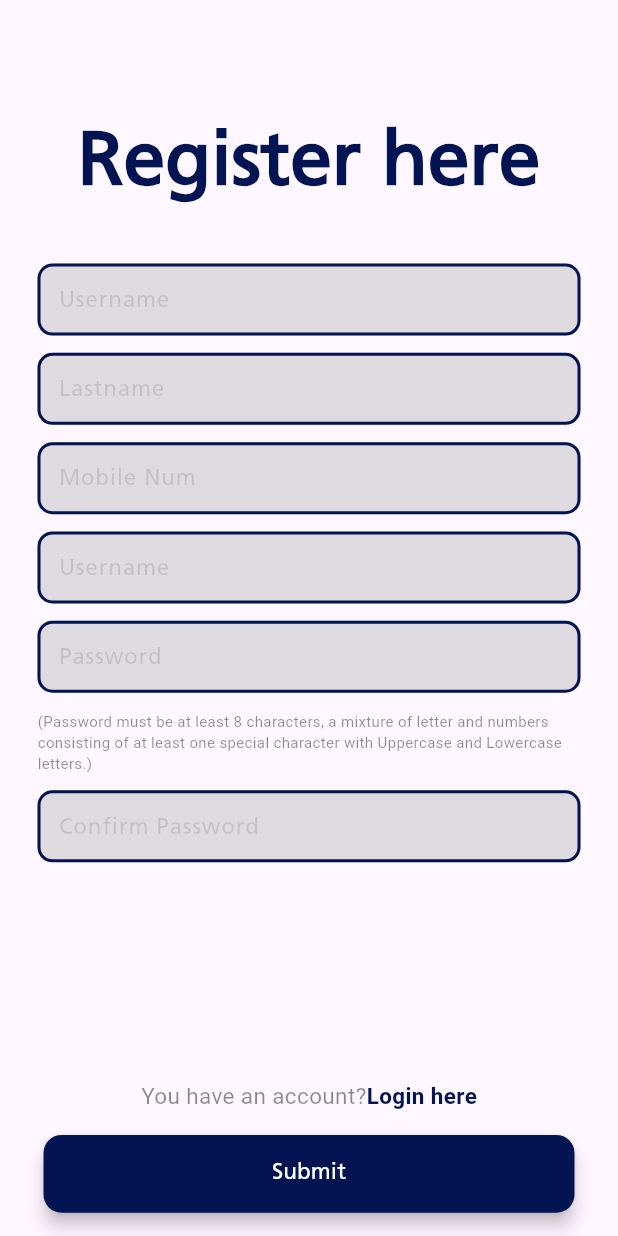
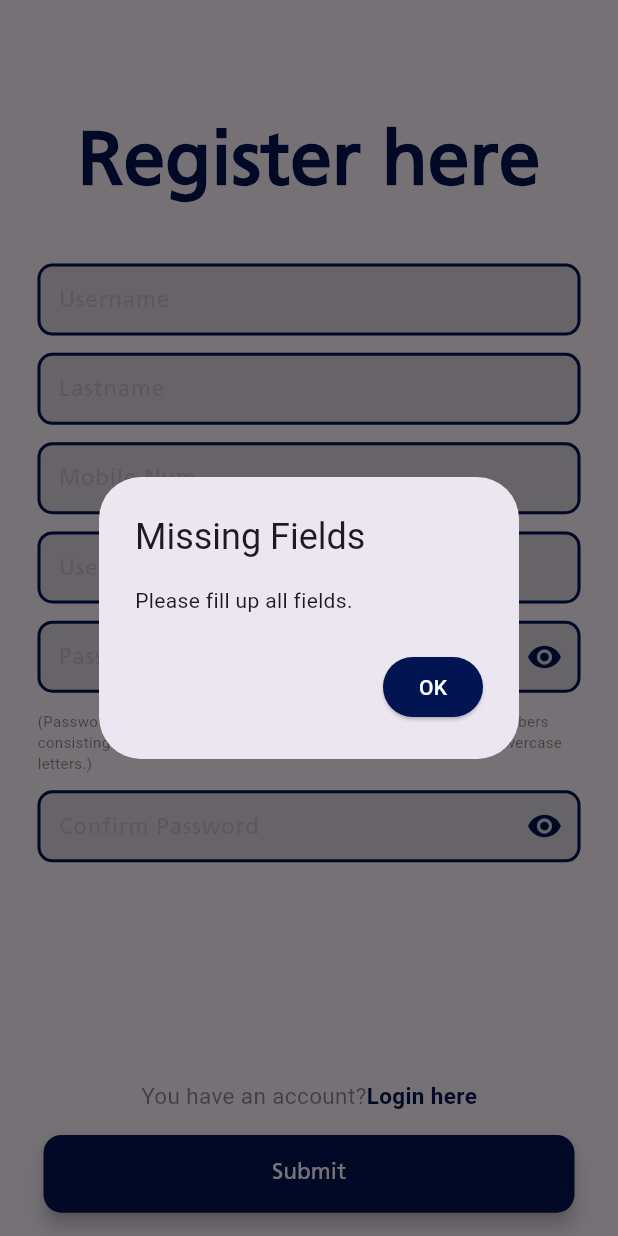
Before and after one commit to Curious-person/facebook_replication, a Flutter app: the screen it shows after launch, after a tap on "Log In", after a tap on "Register here", after a tap on "Submit", on a phone screen of 412 x 824 dp. Run offline on Flutter 3.47's test engine with Material 3 defaults, Android fonts, the phone set to English and light mode, and no system bars; our stand-ins replace flutter_screenutil; network calls fail.

Commit message:
Add ProfileScreen and update navigation; implement username passing from LogInScreen

```diff
--- a/lib/main.dart
+++ b/lib/main.dart
@@ -28,6 +28,10 @@ class FacebookReplication extends StatelessWidget {
             '/home': (context) => const HomeScreen(),
             '/login': (context) => const LogInScreen(),
             '/register': (context) => const RegisterScreen(),
+              '/profile': (context) {
+            final args = ModalRoute.of(context)!.settings.arguments as String;
+            return ProfileScreen(username: args);
+            },
           },
         );
       }
--- a/lib/screens/home_screen.dart
+++ b/lib/screens/home_screen.dart
@@ -20,7 +20,7 @@ class _HomeScreenState extends State<HomeScreen> with SingleTickerProviderStateM
   final List<Widget> _tabViews = [
     NewsfeedScreen(),
     NotificationScreen(),
-    ProfileScreen(),
+    ProfileScreen(username: "DefaultUser"),
   ];
 
     @override
--- a/lib/screens/login_screen.dart
+++ b/lib/screens/login_screen.dart
@@ -3,6 +3,7 @@ import 'package:flutter/material.dart';
 import 'package:flutter_screenutil/flutter_screenutil.dart';
 import '../constants.dart';
 import '../widgets/custom_inkwell_button.dart';
+import 'profile_screen.dart';
 
 class LogInScreen extends StatefulWidget {
   const LogInScreen({super.key});
@@ -59,7 +60,7 @@ class _LogInScreenState extends State<LogInScreen> {
                                             controller: usernameController,
                                             validator: (value) =>
                                                 value!.isEmpty ? 'Enter your username' : null,
-                                            onSaved: (value) => usernameController = value!,
+                                            onSaved: (value) => usernameController.text = value!,
                                             fontSize: ScreenUtil().setSp(15),
                                             fontColor: FB_DARK_PRIMARY,
                                             hintTextSize: ScreenUtil().setSp(15),
@@ -74,7 +75,7 @@ class _LogInScreenState extends State<LogInScreen> {
                                             isObscure: isObscure,
                                             validator: (value) =>
                                                 value!.isEmpty ? 'Enter your password' : null,
-                                            onSaved: (value) => passwordController = value!,
+                                            onSaved: (value) => passwordController.text = value!,
                                             fontSize: ScreenUtil().setSp(15),
                                             fontColor: FB_DARK_PRIMARY,
                                             hintTextSize: ScreenUtil().setSp(15),
@@ -103,12 +104,23 @@ class _LogInScreenState extends State<LogInScreen> {
                                             onTap: () {
                                                 if (_formKey.currentState!.validate()) {
                                                     _formKey.currentState!.save();
+                                                    print("Username: ${usernameController.text}");
                                                 }
+
+                                                Navigator.of(context).push(
+                                                  MaterialPageRoute(
+                                                    builder: (context) => ProfileScreen(
+                                                      username: usernameController.text,
+                                                    ),
+                                                )
+                                                );
                                             },
                                             height: ScreenUtil().setHeight(40),
                                             width: ScreenUtil().screenWidth,
                                             buttonName: 'Log In',
                                             fontSize: ScreenUtil().setSp(15),
+
+
                                         ),
                                     ],
                                 ),
--- a/lib/screens/profile_screen.dart
+++ b/lib/screens/profile_screen.dart
@@ -7,16 +7,29 @@ import 'package:flutter_screenutil/flutter_screenutil.dart';
 import 'package:facebook_replication/widgets/photos.dart';
 
 class ProfileScreen extends StatefulWidget {
-  const ProfileScreen({super.key});
+    final String username;
+
+  const ProfileScreen({super.key,
+  required this.username
+  });
 
   @override
   State<ProfileScreen> createState() => _ProfileScreenState();
 }
 
 class _ProfileScreenState extends State<ProfileScreen> {
+
+
+
   @override
   Widget build(BuildContext context) {
-    return DefaultTabController(
+  TextEditingController usernameController = TextEditingController(text: widget.username);
+
+  return Scaffold(
+    appBar: AppBar(
+      title: Text(widget.username),
+    ),
+    body: DefaultTabController(
       length: 3,
       child: Container(
         color: Colors.white,
@@ -73,7 +86,7 @@ class _ProfileScreenState extends State<ProfileScreen> {
                   crossAxisAlignment: CrossAxisAlignment.start,
                   children: [
                     CustomFont(
-                      text: "Juan Kevinito Abad",
+                      text: widget.username,
                       fontWeight: FontWeight.bold,
                       fontSize: ScreenUtil().setSp(20),
                       color: Colors.black,
@@ -175,6 +188,7 @@ class _ProfileScreenState extends State<ProfileScreen> {
           ),
         ),
       ),
-    );
+    ),
+  );
   }
 }
--- a/lib/screens/register_screen.dart
+++ b/lib/screens/register_screen.dart
@@ -4,8 +4,7 @@ import 'package:facebook_replication/widgets/custom_inkwell_button.dart';
 import 'package:facebook_replication/widgets/custom_textformfield.dart';
 import 'package:flutter/material.dart';
 import 'package:flutter_screenutil/flutter_screenutil.dart';
-
-import '../widgets/custom_dialogs.dart';
+import 'package:facebook_replication/widgets/custom_dialogs.dart';
 
 class RegisterScreen extends StatefulWidget {
   const RegisterScreen({super.key});
@@ -21,10 +20,44 @@ class _RegisterScreenState extends State<RegisterScreen> {
   TextEditingController usernameController = TextEditingController();
   TextEditingController passwordController = TextEditingController();
   TextEditingController confirmpasswordController = TextEditingController();
+   bool isPasswordObscure = true;
+  bool isConfirmPasswordObscure = true;
 
   void register() {
     //TO DO: Create own validation
+    if (firstnameController.text.isEmpty ||
+        lastnameController.text.isEmpty ||
+        mobilenumController.text.isEmpty ||
+        usernameController.text.isEmpty ||
+        passwordController.text.isEmpty ||
+        confirmpasswordController.text.isEmpty) {
+          customDialog(
+              context,
+              title: "Missing Fields",
+              content: "Please fill up all fields.",
+
+            );
+    } else if (passwordController.text != confirmpasswordController.text) {
+      customDialog(
+        context,
+        title: 'Error',
+        content: 'Password does not match',
+      );
+    } else {
+      customDialog(
+        context,
+        title: 'Success',
+        content: 'You have successfully registered',
+      );
+    }
   }
+
+      @override
+    void initState(){
+      super.initState();
+          isPasswordObscure = true;
+    isConfirmPasswordObscure = true;
+    }
 
   @override
   Widget build(BuildContext context) {
@@ -112,9 +145,27 @@ class _RegisterScreenState extends State<RegisterScreen> {
               CustomTextFormField(
                 height: ScreenUtil().setHeight(10),
                 width: ScreenUtil().setWidth(10),
+                isObscure: isPasswordObscure,
                 onSaved: null,
                 fontColor: null,
                 hintText: 'Password',
+                suffixIcon: Align(
+                  widthFactor: 1.0,
+                  heightFactor: 1.0,
+                  child: IconButton(
+                    icon: Icon(
+                      isPasswordObscure
+                      ? Icons.visibility
+                      : Icons.visibility_off,
+                      color: FB_DARK_PRIMARY,
+                    ),
+                    onPressed: () {
+                      setState(() {
+                        isPasswordObscure = !isPasswordObscure;
+                      });
+                    },
+                  ),
+                ),
                 validator: (value) => null,
                 hintTextSize: ScreenUtil().setSp(15),
                 fontSize: ScreenUtil().setSp(15),
@@ -139,6 +190,24 @@ class _RegisterScreenState extends State<RegisterScreen> {
                 onSaved: null,
                 fontColor: null,
                 hintText: 'Confirm Password',
+                isObscure: isConfirmPasswordObscure,
+                suffixIcon: Align(
+                  widthFactor: 1.0,
+                  heightFactor: 1.0,
+                  child: IconButton(
+                    icon: Icon(
+                      isConfirmPasswordObscure
+                      ? Icons.visibility
+                      : Icons.visibility_off,
+                      color: FB_DARK_PRIMARY,
+                    ),
+                    onPressed: () {
+                      setState(() {
+                        isConfirmPasswordObscure = !isConfirmPasswordObscure;
+                      });
+                    },
+                  ),
+                ),
                 validator: (value) => null,
                 hintTextSize: ScreenUtil().setSp(15),
                 fontSize: ScreenUtil().setSp(15),
```
